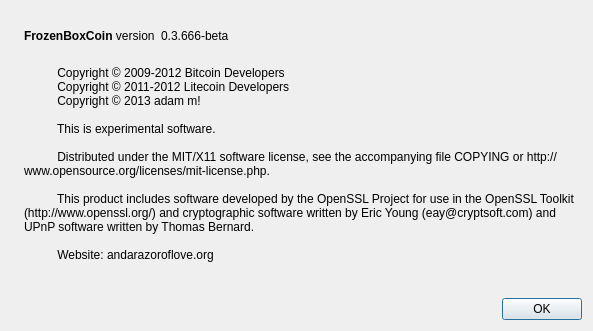
First picture: the form in src/qt/forms/aboutdialog.ui, repository PalinuroSec/FrozenBoxCoin, before the edit.
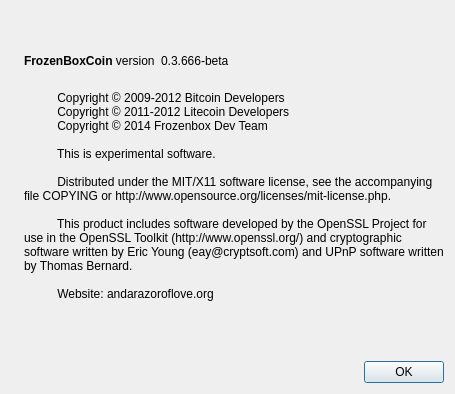
Second picture: the form after the edit. Icons and pictures are not drawn.

```diff
--- a/src/qt/forms/aboutdialog.ui
+++ b/src/qt/forms/aboutdialog.ui
@@ -2,7 +2,7 @@
 <ui version="4.0">
  <class>AboutDialog</class>
  <widget class="QDialog" name="AboutDialog">
-  <property name="geometry">
+  <property name="FBCmetry">
    <rect>
     <x>0</x>
     <y>0</y>
@@ -97,7 +97,7 @@
         <string>
           Copyright © 2009-2012 Bitcoin Developers
           Copyright © 2011-2012 Litecoin Developers
-          Copyright © 2013 adam m!
+          Copyright © 2014 Frozenbox Dev Team
 
           This is experimental software.
 
```
